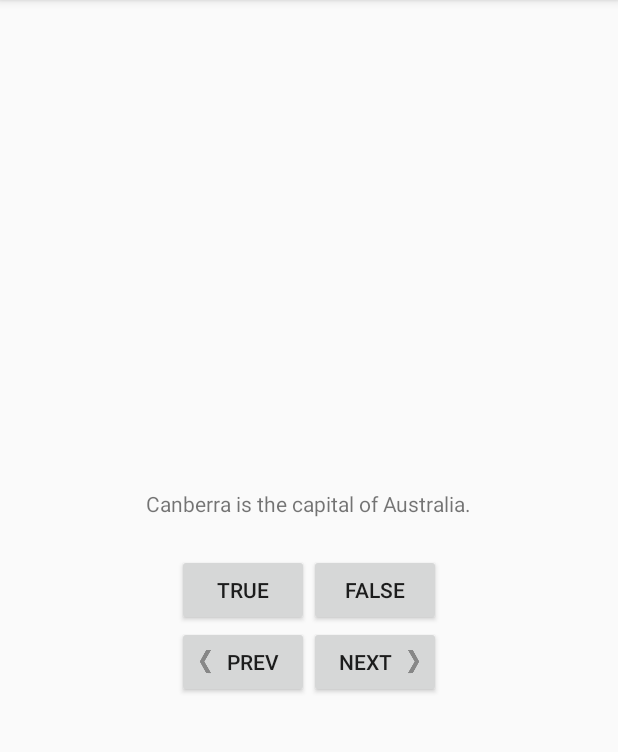
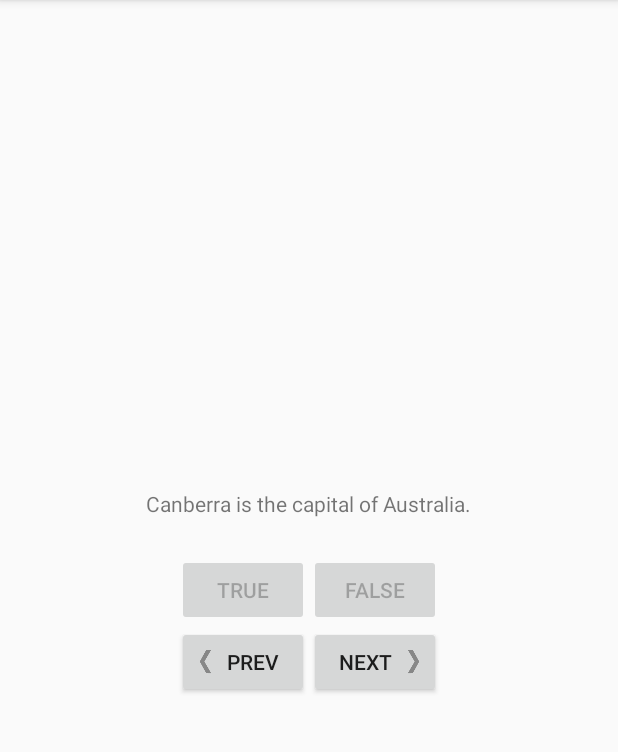
Before and after one commit to zacgumm/GeoQuiz, an Android app: the screen it shows after launch (QuizActivity), after a tap on "TRUE", on a phone screen of 412 x 824 dp, the part 84-836 px from its top. Run offline under Robolectric (Android 15) with nearby library versions, the phone set to English and light mode, and no system bars.

Commit message:
Challenge Three Fixed

```diff
--- a/app/src/main/java/zacha/gumm/geoquiz/QuizActivity.java
+++ b/app/src/main/java/zacha/gumm/geoquiz/QuizActivity.java
@@ -42,6 +42,17 @@ public class QuizActivity extends AppCompatActivity {
 
         mQuestionTextView.setText(question);
 
+        if (!mQuestionBank[mCurrentIndex].isQuestionAnswered()) {
+            mTrueButton.setEnabled(true);
+            mFalseButton.setEnabled(true);
+        }
+
+        if (mQuestionBank[mCurrentIndex].isQuestionAnswered()) {
+            mTrueButton.setEnabled(false);
+            mFalseButton.setEnabled(false);
+        }
+
+
     }
 
     private void checkAnswer(boolean userPressedTrue){
@@ -80,7 +91,8 @@ public class QuizActivity extends AppCompatActivity {
 
         if(total >= mQuestionBank.length){
 
-            int percentage = 100 * (score / total);
+            double percentage = 100 * score / total;
+            Log.d(TAG, String.valueOf(percentage));
             String percent = String.valueOf(percentage);
             String message = "Your grade is a " + percent + "%";
             Log.d(TAG, message);
@@ -116,7 +128,7 @@ public class QuizActivity extends AppCompatActivity {
             });
 
 
-        if(mPreviousButton != null){
+
         mPreviousButton = (Button) findViewById(R.id.previous_button);
 
         mPreviousButton.setOnClickListener(new View.OnClickListener(){
@@ -126,7 +138,7 @@ public class QuizActivity extends AppCompatActivity {
                updateQuestion();
            }
         });
-        }
+
 
         mTrueButton = (Button) findViewById(R.id.true_button);
 
@@ -135,7 +147,8 @@ public class QuizActivity extends AppCompatActivity {
             public void onClick(View v) {
                 if(!mQuestionBank[mCurrentIndex].isQuestionAnswered())
                 checkAnswer(true);
-
+                mTrueButton.setEnabled(false);
+                mFalseButton.setEnabled(false);
             }
 
         });
@@ -149,7 +162,8 @@ public class QuizActivity extends AppCompatActivity {
             public void onClick(View v) {
                 if(!mQuestionBank[mCurrentIndex].isQuestionAnswered())
                 checkAnswer(false);
-
+                mTrueButton.setEnabled(false);
+                mFalseButton.setEnabled(false);
             }
 
         });
--- a/app/src/main/res/layout-land/activity_quiz.xml
+++ b/app/src/main/res/layout-land/activity_quiz.xml
@@ -35,10 +35,20 @@
         android:layout_width="wrap_content"
         android:layout_height="wrap_content"
         android:id="@+id/next_button"
-        android:layout_gravity="bottom|right"
-        android:text="@string/next_button"
-        android:drawableRight="@drawable/arrow_right"
-        android:drawablePadding="4dp"/>
+        android:layout_gravity="bottom|end"
+        android:drawableEnd="@drawable/arrow_right"
+        android:drawablePadding="4dp"
+        android:text="@string/next_button"/>
+
+    <Button
+        android:layout_width="wrap_content"
+        android:layout_height="wrap_content"
+        android:id="@id/previous_button"
+        android:layout_gravity="bottom|start"
+        android:text="@string/previous_button"
+        android:drawableStart="@drawable/arrow_left"
+        android:drawablePadding="4dp"
+        />
 
 
 </FrameLayout>
```
